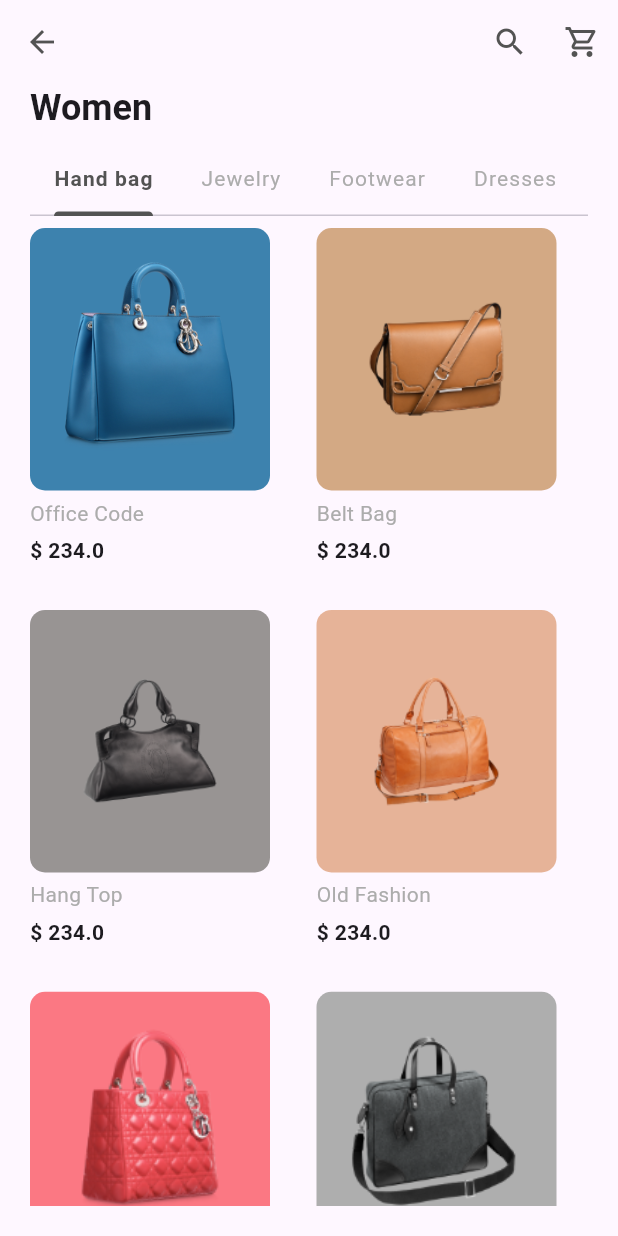
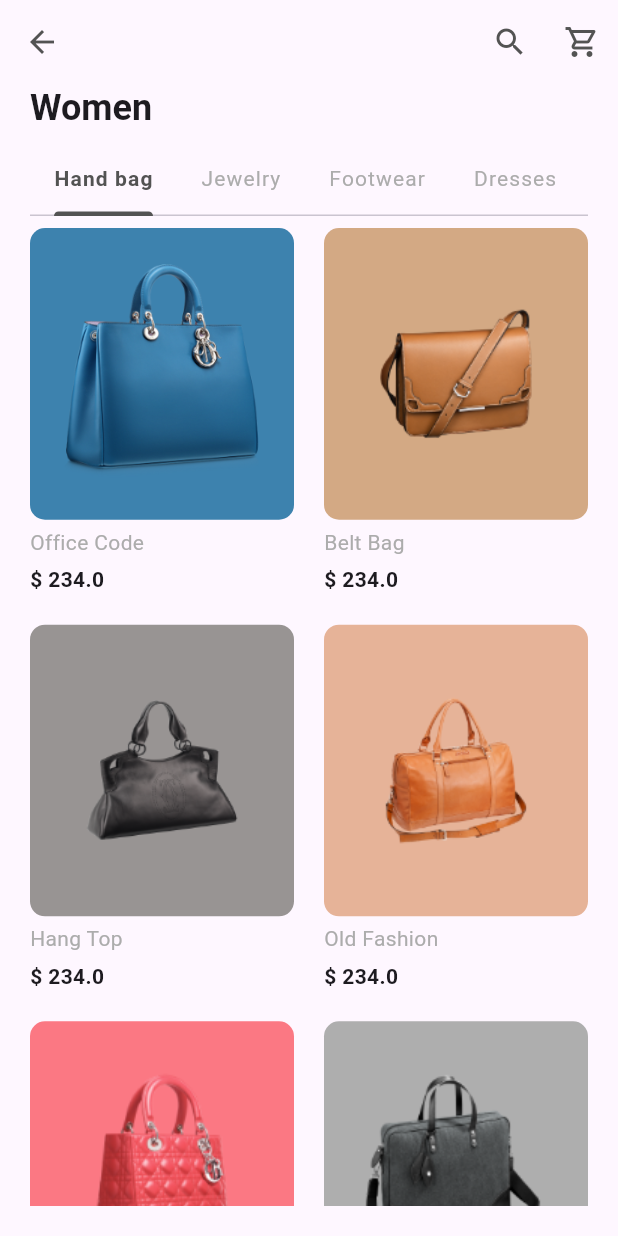
Before and after one commit to kabirdeula/OnlineShop, a Flutter app: the screen it shows after launch, on a phone screen of 412 x 824 dp. Run offline on Flutter 3.47's test engine with Material 3 defaults, Android fonts, the phone set to English and light mode, and no system bars; our stand-ins replace device_preview, equatable, flutter_bloc, freezed_annotation, get_it, go_router and 2 more; accounts and stored records are empty; Roboto replaces fonts that are missing (NunitoSans).

Commit message:
Refactor layout in HomeScreen and ProductCard for improved responsiveness; adjust spacing in ProductGridView

```diff
--- a/lib/features/home/presentation/screens/home_screen.dart
+++ b/lib/features/home/presentation/screens/home_screen.dart
@@ -43,7 +43,7 @@ class HomeScreen extends StatelessWidget {
                   .copyWith(fontWeight: FontWeight.bold),
             ),
             TabBar(tabs: ListStrings.categories, isScrollable: true),
-            Flexible(
+            Expanded(
               child: TabBarView(
                 children: [
                   ProductGridView(),
--- a/lib/features/product/presentation/widgets/product_card.dart
+++ b/lib/features/product/presentation/widgets/product_card.dart
@@ -20,15 +20,15 @@ class ProductCard extends StatelessWidget {
     return Column(
       crossAxisAlignment: CrossAxisAlignment.start,
       children: [
-        Container(
-          padding: EdgeInsets.all(AppDimensions.padding),
-          height: 175,
-          width: 160,
-          decoration: BoxDecoration(
-            color: color,
-            borderRadius: BorderRadius.circular(10),
+        Expanded(
+          child: Container(
+            padding: EdgeInsets.all(AppDimensions.padding),
+            decoration: BoxDecoration(
+              color: color,
+              borderRadius: BorderRadius.circular(10),
+            ),
+            child: Image.asset(image),
           ),
-          child: Image.asset(image),
         ),
         Padding(
           padding: const EdgeInsets.symmetric(
--- a/lib/features/product/presentation/widgets/product_grid_view.dart
+++ b/lib/features/product/presentation/widgets/product_grid_view.dart
@@ -36,9 +36,9 @@ class ProductGridView extends StatelessWidget {
             },
             gridDelegate: const SliverGridDelegateWithFixedCrossAxisCount(
               crossAxisCount: 2,
-              mainAxisSpacing: 10,
-              crossAxisSpacing: 10,
-              childAspectRatio: 0.74,
+              mainAxisSpacing: AppDimensions.padding,
+              crossAxisSpacing: AppDimensions.padding,
+              childAspectRatio: 0.72,
             ),
           ),
         );
```
